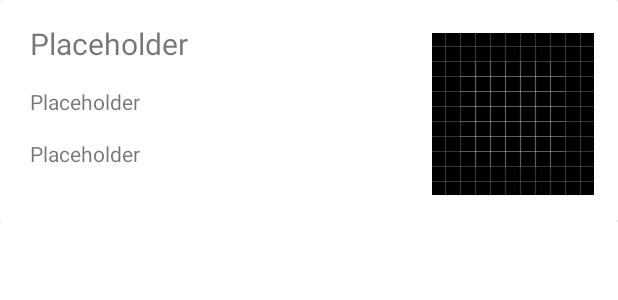
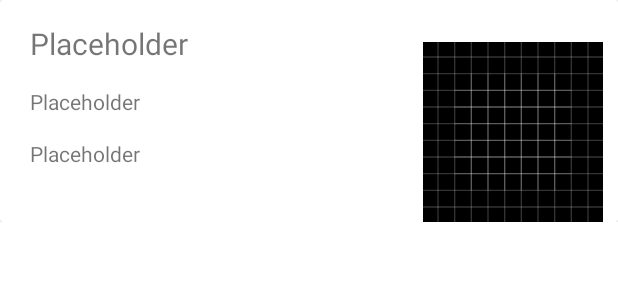
Before and after one commit to NandanTadi/RUPizzeriaMobile, an Android app: the layout pizza_row.xml on its own in the app's theme, with its tools: preview values and no code run, on a phone screen of 412 x 824 dp. Shown: the top 300 px of the screen. Run offline under Robolectric (Android 15) with nearby library versions, the phone set to English and light mode, and no system bars.

Commit message:
annotation edits

```diff
--- a/app/src/main/java/com/project5/rupizzeriamobile/StoreOrdersActivity.java
+++ b/app/src/main/java/com/project5/rupizzeriamobile/StoreOrdersActivity.java
@@ -1,6 +1,5 @@
 package com.project5.rupizzeriamobile;
 
-import android.annotation.SuppressLint;
 import android.content.Context;
 import android.content.DialogInterface;
 import android.content.Intent;
@@ -11,13 +10,9 @@ import android.widget.ArrayAdapter;
 import android.widget.ListView;
 import android.widget.TextView;
 import android.widget.Toast;
-
 import androidx.appcompat.app.AlertDialog;
 import androidx.appcompat.app.AppCompatActivity;
-
 import java.text.DecimalFormat;
-import java.util.Collections;
-import java.util.List;
 
 /**
  * StoreOrderActivity class to provide functionality for store orders tab
--- a/app/src/main/res/layout/pizza_row.xml
+++ b/app/src/main/res/layout/pizza_row.xml
@@ -53,11 +53,10 @@
 
             <ImageView
                 android:id="@+id/pizza_image"
-                android:layout_width="wrap_content"
-                android:layout_height="wrap_content"
-                android:layout_marginTop="20dp"
-                android:layout_marginEnd="16dp"
-                android:layout_marginBottom="18dp"
+                android:layout_width="120dp"
+                android:layout_height="120dp"
+                android:layout_marginEnd="10dp"
+                android:scaleType="fitXY"
                 app:layout_constraintBottom_toBottomOf="parent"
                 app:layout_constraintEnd_toEndOf="parent"
                 app:layout_constraintTop_toTopOf="parent"
```
